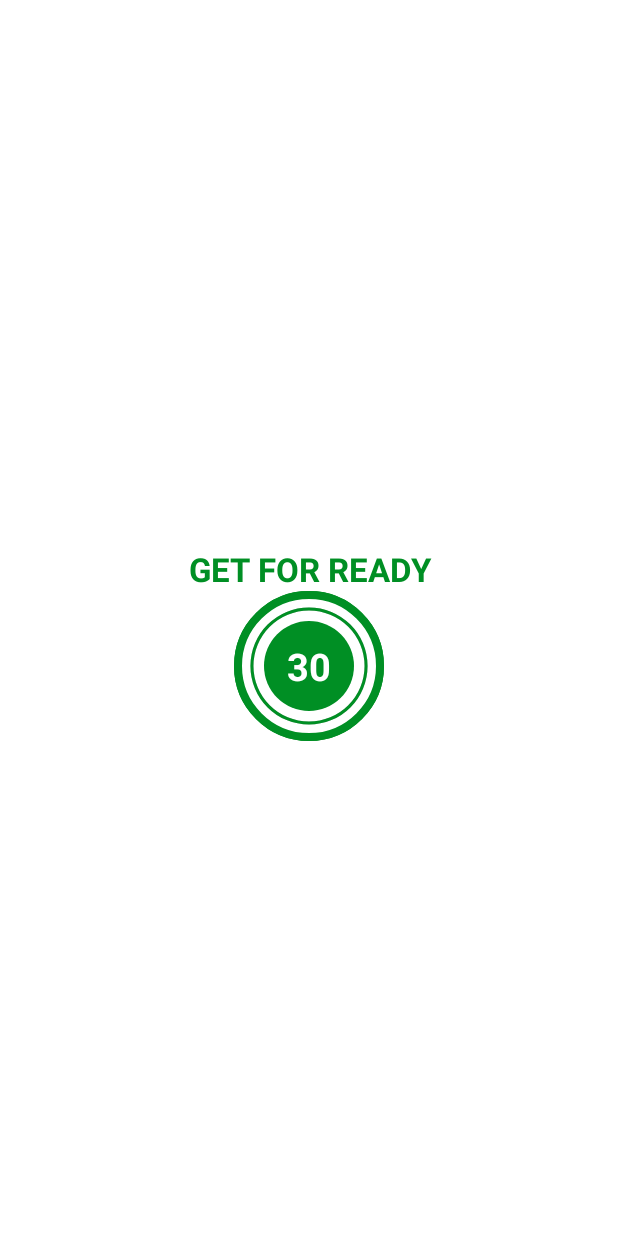
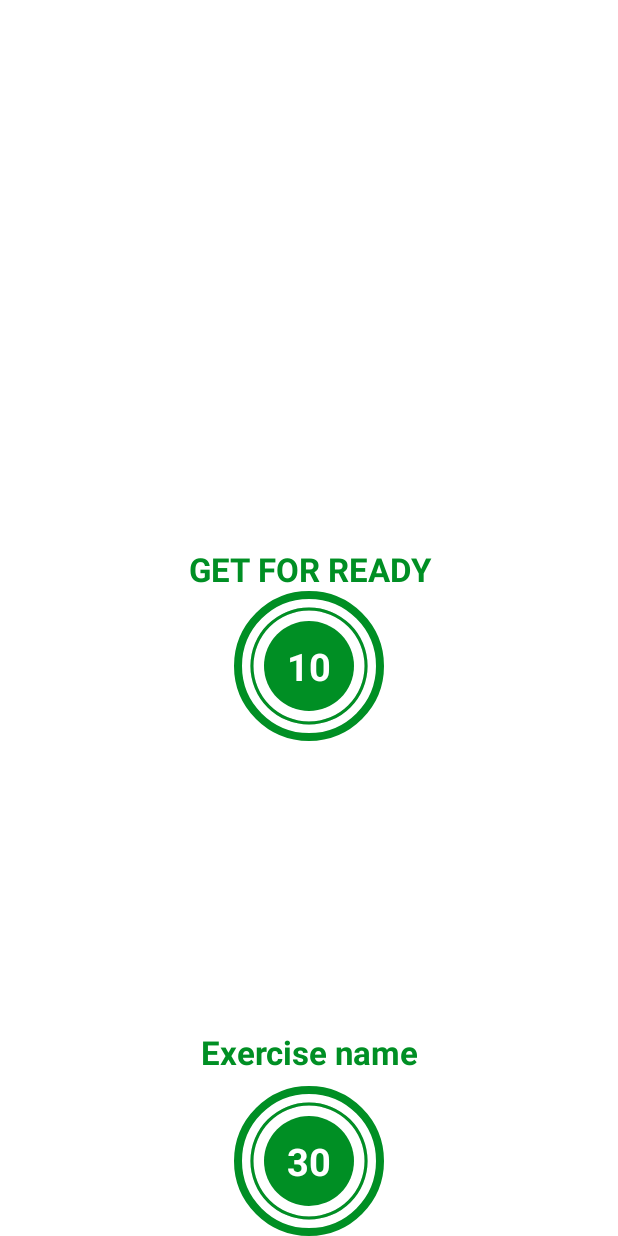
Before and after one commit to QuocDatA/WorkoutApp, an Android app: the layout activity_excercise.xml on its own in the app's theme, with its tools: preview values and no code run, on a phone screen of 412 x 824 dp. Run offline under Robolectric (Android 15) with nearby library versions, the light colour scheme and no system bars.

Commit message:
add model and constant for exercise

```diff
--- a/app/src/main/res/layout/activity_excercise.xml
+++ b/app/src/main/res/layout/activity_excercise.xml
@@ -71,11 +71,35 @@
 
     </FrameLayout>
 
+    <ImageView
+        android:id="@+id/ivImage"
+        android:scaleType="fitXY"
+        android:visibility="invisible"
+        app:layout_constraintTop_toBottomOf="@id/toolbarExercise"
+        app:layout_constraintBottom_toTopOf="@+id/tvExercise"
+        android:layout_width="match_parent"
+        android:layout_height="0dp"/>
+
+    <TextView
+        android:id="@+id/tvExercise"
+        android:layout_marginTop="8dp"
+        android:gravity="center"
+        android:textStyle="bold"
+        android:textSize="22sp"
+        android:visibility="gone"
+        tools:visibility="visible"
+        tools:text="Exercise name"
+        app:layout_constraintBottom_toTopOf="@id/flExerciseView"
+        app:layout_constraintTop_toBottomOf="@id/ivImage"
+        android:textColor="@color/colorAccent"
+        android:layout_width="match_parent"
+        android:layout_height="wrap_content"/>
+
     <FrameLayout
         android:id="@+id/flExerciseView"
         tools:visibility="visible"
         android:visibility="gone"
-        app:layout_constraintTop_toBottomOf="@id/toolbarExercise"
+        app:layout_constraintTop_toBottomOf="@id/tvExercise"
         app:layout_constraintBottom_toBottomOf="parent"
         app:layout_constraintEnd_toEndOf="parent"
         android:layout_marginTop="8dp"
```
Also changed, not shown: app/src/main/java/com/quocdat/workoutapp/ExerciseActivity.kt (+28 -4 lines), app/src/main/java/com/quocdat/workoutapp/models/ExerciseModel.kt (added, +44 -0 lines), app/src/main/java/com/quocdat/workoutapp/utils/Constants.kt (added, +79 -0 lines), app/src/main/res/drawable-v24/ic_abdominal_crunch.png (added), app/src/main/res/drawable-v24/ic_high_knees_running_in_place.png (added), app/src/main/res/drawable-v24/ic_jumping_jacks.png (added), app/src/main/res/drawable-v24/ic_lunge.png (added), app/src/main/res/drawable-v24/ic_plank.png (added), app/src/main/res/drawable-v24/ic_push_up.png (added), app/src/main/res/drawable-v24/ic_push_up_and_rotation.png (added), app/src/main/res/drawable-v24/ic_side_plank.png (added), app/src/main/res/drawable-v24/ic_squat.png (added), app/src/main/res/drawable-v24/ic_step_up_onto_chair.png (added), app/src/main/res/drawable-v24/ic_triceps_dip_on_chair.png (added).
